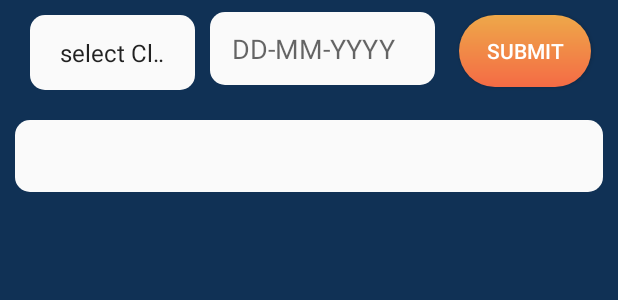
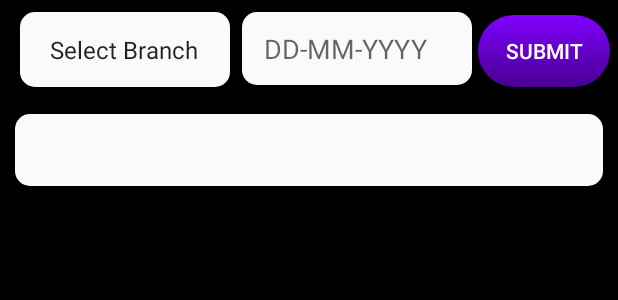
Before and after one commit to tanmayrajDTU/Attendance-App, an Android app: the layout activity_adminattendance.xml on its own in the app's theme, with its tools: preview values and no code run, on a phone screen of 412 x 824 dp. Shown: the top 300 px of the screen. Run offline under Robolectric (Android 15) with nearby library versions, the phone set to English and light mode, and no system bars.

Commit message:
Some Branches Renamed and minor layout changes

```diff
--- a/app/src/main/java/com/example/ATMS/activities/takeAttendance.java
+++ b/app/src/main/java/com/example/ATMS/activities/takeAttendance.java
@@ -143,7 +143,7 @@ public class takeAttendance extends AppCompatActivity {
         String selItems = "";
         periodno = period.getSelectedItem().toString();
         if (periodno.equals("Select Period")) {
-            Toast.makeText(this, "Select a class", Toast.LENGTH_LONG).show();
+            Toast.makeText(this, "Please Select a Period", Toast.LENGTH_LONG).show();
 
         } else {
             ref = FirebaseDatabase.getInstance().getReference();
--- /dev/null
+++ b/app/src/main/res/drawable/button22.xml
@@ -0,0 +1,13 @@
+<?xml version="1.0" encoding="utf-8"?>
+<shape xmlns:android="http://schemas.android.com/apk/res/android"
+    android:shape="rectangle">
+
+    <gradient
+        android:startColor="#908000ff"
+        android:endColor="#8000ff"
+        android:angle="90"
+        />
+    <corners android:radius="30dp"/>
+    <stroke android:color="#fff"/>
+
+</shape>
--- a/app/src/main/res/layout/activity_adminattendance.xml
+++ b/app/src/main/res/layout/activity_adminattendance.xml
@@ -5,13 +5,13 @@
     android:layout_width="match_parent"
     android:layout_height="match_parent"
     tools:context=".activities.adminattendance"
-    android:background="#103155">
+    android:background="#000000">
     <LinearLayout
         android:layout_width="match_parent"
         android:layout_height="wrap_content"
         android:orientation="horizontal"
-        android:layout_marginLeft="10dp"
-        android:layout_marginRight="10dp"
+        android:layout_marginLeft="5dp"
+        android:layout_marginRight="5dp"
         android:id="@+id/editlayout"
         android:layout_below="@id/ftoolbar"
         android:layout_weight="5">
@@ -19,12 +19,13 @@
             android:id="@+id/spinner13"
             android:background="@drawable/spinner"
             android:textColor="#2B2727"
-            android:layout_width="110dp"
+            android:layout_width="140dp"
             android:layout_height="50dp"
             android:layout_marginBottom="8dp"
             android:layout_marginTop="8dp"
             android:entries="@array/classes"
-            android:layout_margin="10dp"
+            android:layout_marginLeft="8dp"
+            android:layout_marginRight="8dp"
             app:layout_constraintBottom_toBottomOf="parent"
             app:layout_constraintTop_toTopOf="parent"
             app:layout_constraintVertical_bias="0.0"
@@ -37,9 +38,9 @@
             android:layout_width="wrap_content"
             android:layout_height="wrap_content"
             android:layout_marginBottom="8dp"
-            android:layout_marginEnd="8dp"
-            android:layout_marginLeft="8dp"
-            android:layout_marginRight="8dp"
+            android:layout_marginEnd="4dp"
+            android:layout_marginLeft="0dp"
+            android:layout_marginRight="4dp"
             android:layout_marginTop="8dp"
             android:layout_weight="4"
             android:ems="10"
@@ -57,10 +58,10 @@
             android:layout_width="wrap_content"
             android:layout_height="wrap_content"
             android:layout_marginBottom="8dp"
-            android:layout_marginLeft="8dp"
-            android:layout_marginRight="8dp"
+            android:layout_marginLeft="0dp"
+            android:layout_marginRight="0dp"
             android:layout_marginTop="8dp"
-            android:background="@drawable/button1"
+            android:background="@drawable/button22"
             android:textColor="#fff"
             android:onClick="viewList"
             android:text="submit"
@@ -70,8 +71,8 @@
             app:layout_constraintRight_toRightOf="parent"
             app:layout_constraintTop_toTopOf="parent"
             app:layout_constraintVertical_bias="0.017"
-            android:layout_marginStart="8dp"
-            android:layout_marginEnd="8dp" />
+            android:layout_marginStart="0dp"
+            android:layout_marginEnd="0dp" />
 
     </LinearLayout>
     <LinearLayout
--- a/app/src/main/res/values/strings.xml
+++ b/app/src/main/res/values/strings.xml
@@ -2,15 +2,16 @@
     <string name="app_name">Attendance Tracking Management System</string>
     <string name="submit">Submit</string>
     <array name="classes">
-        <item>select Class</item>>
+        <item>Select Branch</item>>
         <item>SE</item>
         <item>CSE</item>
-        <item>CE</item>
-        <item>E</item>
-        <item>D</item>
+        <item>IT</item>
+        <item>ECE</item>
+        <item>ME</item>
 
     </array>
     <array name="periods">
+        <item>Select Period</item>
         <item>p1</item>
         <item>p2</item>
         <item>p3</item>
```
